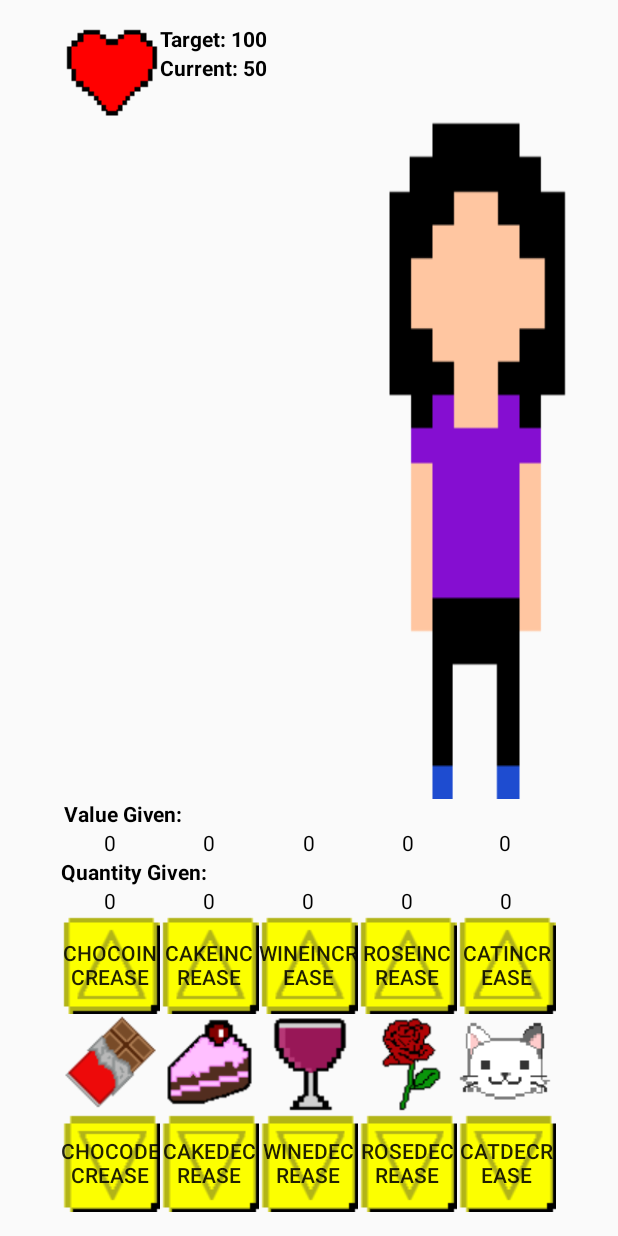
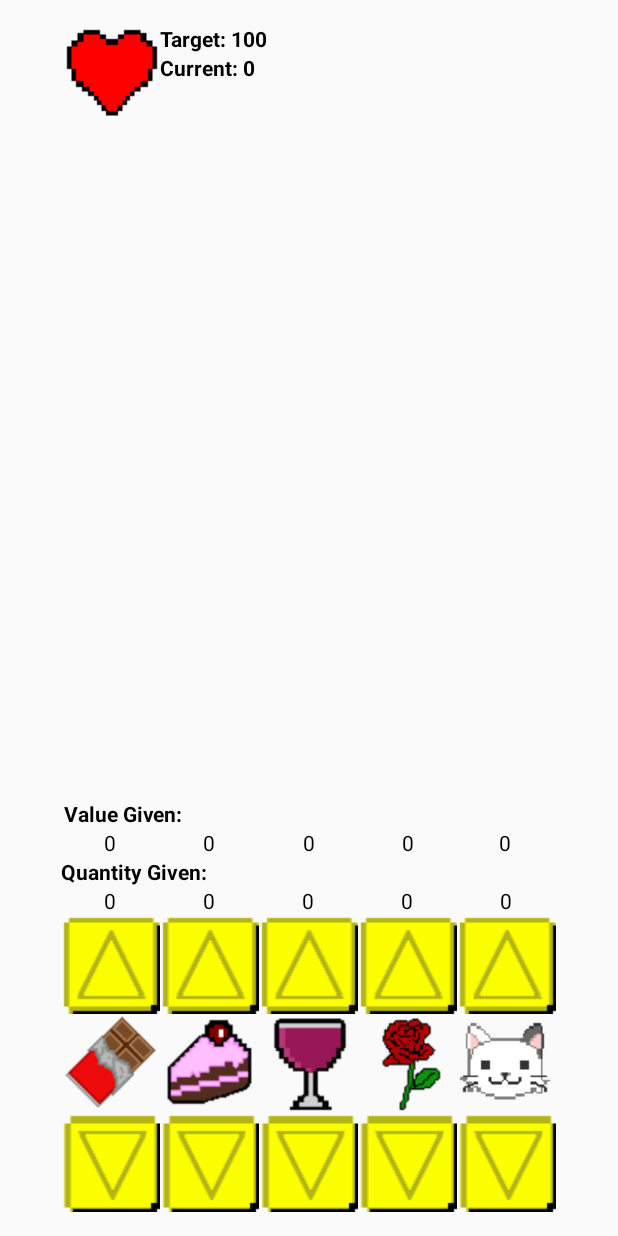
Before and after one commit to aptmac/Hackentines2016, an Android app: the layout activity_game.xml on its own in the app's theme, with its tools: preview values and no code run, on a phone screen of 412 x 824 dp. Run offline under Robolectric (Android 15) with nearby library versions, the light colour scheme and no system bars.

Commit message:
Added Current Score Generating & Tracking

```diff
--- a/app/src/main/res/layout/activity_difficulty.xml
+++ b/app/src/main/res/layout/activity_difficulty.xml
@@ -54,7 +54,7 @@
         android:layout_alignLeft="@+id/btnMedium"
         android:layout_alignStart="@+id/btnMedium"
         android:layout_marginTop="73dp"
-        android:background="@drawable/start_out" />
+        android:background="@drawable/start_button" />
 
     <Button
         android:layout_width="wrap_content"
--- a/app/src/main/res/layout/activity_game.xml
+++ b/app/src/main/res/layout/activity_game.xml
@@ -13,7 +13,6 @@
         style="?android:attr/buttonStyleSmall"
         android:layout_width="66dp"
         android:layout_height="66dp"
-        android:text="CakeIncrease"
         android:id="@+id/btnCakeIncrease"
         android:layout_alignTop="@+id/btnChocolateIncrease"
         android:layout_toLeftOf="@+id/btnEasy"
@@ -24,7 +23,6 @@
         style="?android:attr/buttonStyleSmall"
         android:layout_width="66dp"
         android:layout_height="66dp"
-        android:text="CakeDecrease"
         android:id="@+id/btnCakeDecrease"
         android:layout_alignTop="@+id/btnChocolateDecrease"
         android:layout_toLeftOf="@+id/imgWine"
@@ -44,19 +42,18 @@
         style="?android:attr/buttonStyleSmall"
         android:layout_width="66dp"
         android:layout_height="66dp"
-        android:text="ChocoIncrease"
         android:id="@+id/btnChocolateIncrease"
         android:layout_above="@+id/imgChocolate"
         android:layout_alignLeft="@+id/imgChocolate"
         android:layout_alignStart="@+id/imgChocolate"
         android:onClick="IncreaseChocolate"
-        android:background="@drawable/up_button" />
+        android:background="@drawable/up_button"
+        android:textStyle="bold" />
 
     <Button
         style="?android:attr/buttonStyleSmall"
         android:layout_width="66dp"
         android:layout_height="66dp"
-        android:text="ChocoDecrease"
         android:id="@+id/btnChocolateDecrease"
         android:layout_alignParentBottom="true"
         android:layout_toLeftOf="@+id/imgCake"
@@ -77,7 +74,6 @@
         style="?android:attr/buttonStyleSmall"
         android:layout_width="66dp"
         android:layout_height="66dp"
-        android:text="WineIncrease"
         android:id="@+id/btnEasy"
         android:layout_alignTop="@+id/btnCakeIncrease"
         android:layout_centerHorizontal="true"
@@ -97,7 +93,6 @@
         style="?android:attr/buttonStyleSmall"
         android:layout_width="66dp"
         android:layout_height="66dp"
-        android:text="WineDecrease"
         android:id="@+id/btnMedium"
         android:layout_below="@+id/imgRose"
         android:layout_alignLeft="@+id/imgWine"
@@ -109,7 +104,6 @@
         style="?android:attr/buttonStyleSmall"
         android:layout_width="66dp"
         android:layout_height="66dp"
-        android:text="RoseIncrease"
         android:id="@+id/btnRoseIncrease"
         android:layout_alignTop="@+id/btnEasy"
         android:layout_toRightOf="@+id/btnEasy"
@@ -129,7 +123,6 @@
         style="?android:attr/buttonStyleSmall"
         android:layout_width="66dp"
         android:layout_height="66dp"
-        android:text="RoseDecrease"
         android:id="@+id/button4"
         android:layout_below="@+id/imgRose"
         android:layout_toLeftOf="@+id/btnCatDecrease"
@@ -150,7 +143,6 @@
         style="?android:attr/buttonStyleSmall"
         android:layout_width="66dp"
         android:layout_height="66dp"
-        android:text="CatIncrease"
         android:id="@+id/btnCatIncrase"
         android:layout_alignTop="@+id/btnRoseIncrease"
         android:layout_alignLeft="@+id/imgCat"
@@ -162,7 +154,6 @@
         style="?android:attr/buttonStyleSmall"
         android:layout_width="66dp"
         android:layout_height="66dp"
-        android:text="CatDecrease"
         android:id="@+id/btnCatDecrease"
         android:layout_alignTop="@+id/button4"
         android:layout_alignLeft="@+id/imgCat"
@@ -277,7 +268,7 @@
         android:layout_width="wrap_content"
         android:layout_height="wrap_content"
         android:textAppearance="?android:attr/textAppearanceSmall"
-        android:text="Current: 50"
+        android:text="Current: 0"
         android:id="@+id/txtCurrent"
         android:layout_below="@+id/txtTarget"
         android:layout_toRightOf="@+id/imgHeart"
@@ -367,10 +358,9 @@
         android:id="@+id/imgGirl"
         android:layout_alignParentRight="true"
         android:layout_alignParentEnd="true"
-        android:layout_alignParentTop="true"
-        android:background="@drawable/person1_standing"
         android:layout_toRightOf="@+id/btnEasy"
         android:layout_toEndOf="@+id/btnEasy"
-        android:layout_above="@+id/txtValue" />
+        android:layout_above="@+id/txtValue"
+        android:layout_alignParentTop="true" />
 
 </RelativeLayout>
```
Also changed, not shown: app/src/main/java/com/example/norifurikake/hackenties2016/Game.java (+246 -54 lines), app/src/main/res/drawable/up_in.png.
